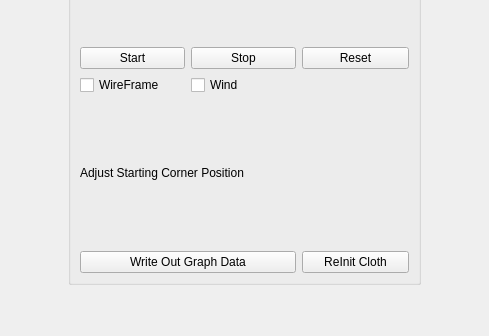
Before: the Qt Designer form gnatvCloth/ui/MainWindow.ui in rstrohkorb/GNATV_cloth_sim, drawn with Qt 5; both pictures show x 648 to 1137 and y 320 to 656 of the 1431 by 656 pixel window.
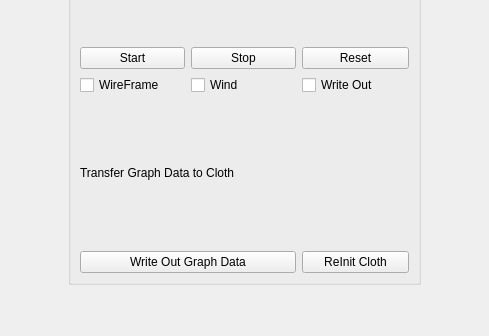
After: the same form once the commit is applied.

Commit message: now you can write out

Diff of the .ui file:
```diff
--- a/gnatvCloth/ui/MainWindow.ui
+++ b/gnatvCloth/ui/MainWindow.ui
@@ -161,7 +161,7 @@
        <item row="6" column="0" colspan="3">
         <widget class="QLabel" name="label_2">
          <property name="text">
-          <string>Adjust Starting Corner Position</string>
+          <string>Transfer Graph Data to Cloth</string>
          </property>
         </widget>
        </item>
@@ -227,6 +227,13 @@
          </property>
         </widget>
        </item>
+       <item row="4" column="2">
+        <widget class="QCheckBox" name="m_writeOutCloth">
+         <property name="text">
+          <string>Write Out </string>
+         </property>
+        </widget>
+       </item>
       </layout>
      </widget>
     </item>
```
The commit also changes 7 other files.
